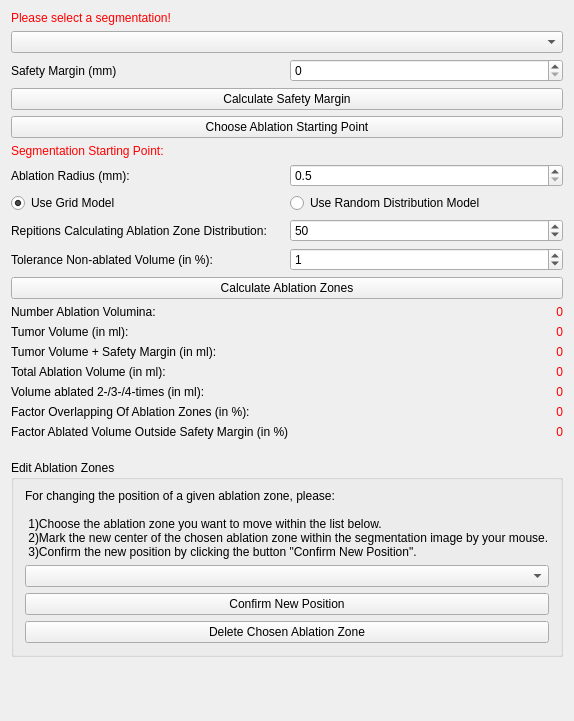
Above: Plugins/org.mitk.gui.qt.ablationplanning/src/internal/QmitkAblationPlanningViewControls.ui from alaansheikhani/MITK before the change. Below: the same form after it.
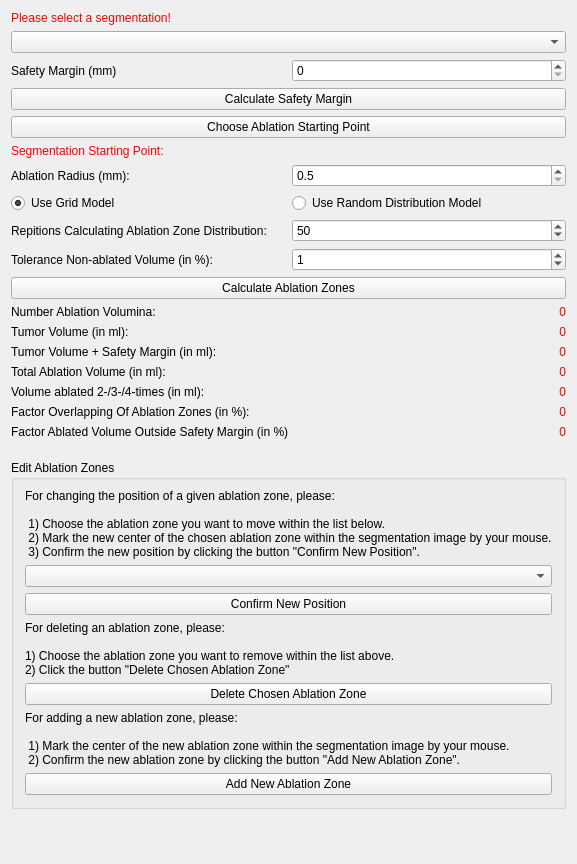
That is the form after the change. Icons and pictures are not drawn. Custom widgets are drawn as their Qt base class.

Commit message: Editing manually ablation zones: Add a new ablation zone

The edit to the form file:
```diff
--- a/Plugins/org.mitk.gui.qt.ablationplanning/src/internal/QmitkAblationPlanningViewControls.ui
+++ b/Plugins/org.mitk.gui.qt.ablationplanning/src/internal/QmitkAblationPlanningViewControls.ui
@@ -7,7 +7,7 @@
     <x>0</x>
     <y>0</y>
     <width>513</width>
-    <height>721</height>
+    <height>864</height>
    </rect>
   </property>
   <property name="minimumSize">
@@ -371,9 +371,9 @@
         <property name="text">
          <string>For changing the position of a given ablation zone, please:
 
- 1)Choose the ablation zone you want to move within the list below.
- 2)Mark the new center of the chosen ablation zone within the segmentation image by your mouse.
- 3)Confirm the new position by clicking the button &quot;Confirm New Position&quot;.</string>
+ 1) Choose the ablation zone you want to move within the list below.
+ 2) Mark the new center of the chosen ablation zone within the segmentation image by your mouse.
+ 3) Confirm the new position by clicking the button &quot;Confirm New Position&quot;.</string>
         </property>
        </widget>
       </item>
@@ -387,6 +387,16 @@
         </property>
        </widget>
       </item>
+      <item>
+       <widget class="QLabel" name="label">
+        <property name="text">
+         <string>For deleting an ablation zone, please:
+
+1) Choose the ablation zone you want to remove within the list above.
+2) Click the button &quot;Delete Chosen Ablation Zone&quot;</string>
+        </property>
+       </widget>
+      </item>
       <item>
        <widget class="QPushButton" name="deleteChosenAblationZonePushButton">
         <property name="text">
@@ -394,6 +404,23 @@
         </property>
        </widget>
       </item>
+      <item>
+       <widget class="QLabel" name="label_2">
+        <property name="text">
+         <string>For adding a new ablation zone, please:
+
+ 1) Mark the center of the new ablation zone within the segmentation image by your mouse.
+ 2) Confirm the new ablation zone by clicking the button &quot;Add New Ablation Zone&quot;.</string>
+        </property>
+       </widget>
+      </item>
+      <item>
+       <widget class="QPushButton" name="addNewAblationZonePushButton">
+        <property name="text">
+         <string>Add New Ablation Zone</string>
+        </property>
+       </widget>
+      </item>
      </layout>
     </widget>
    </item>
```
The commit also changes 2 other files.
